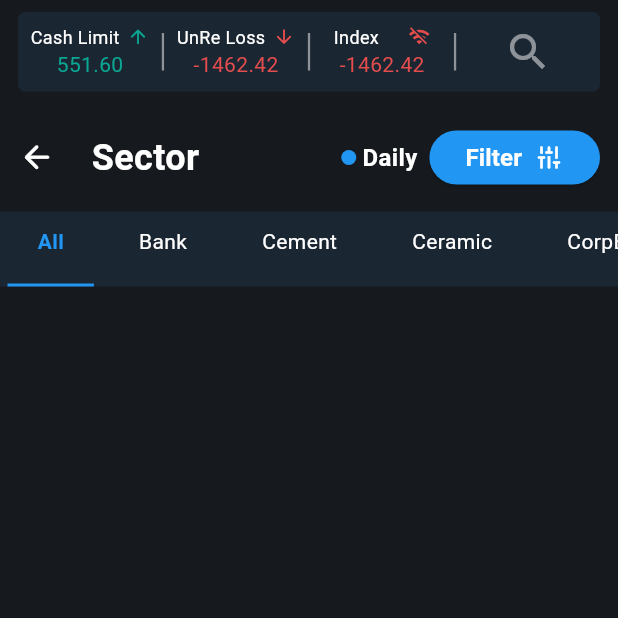
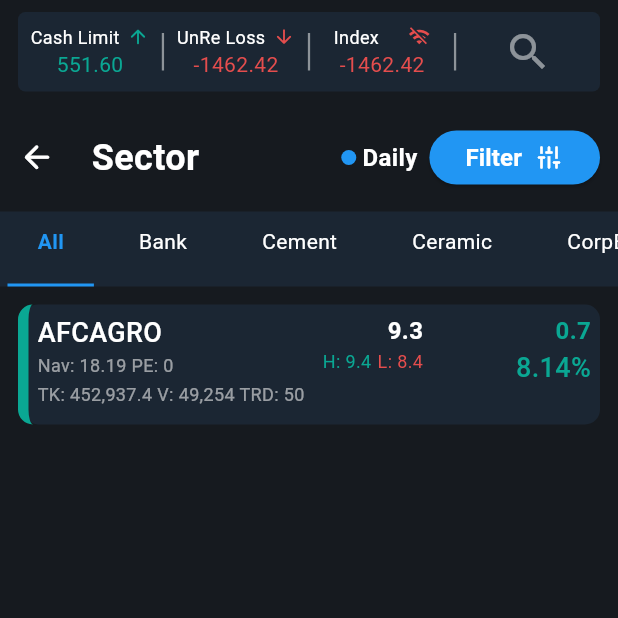
Before and after one commit to BishwayDatta1219/favorite_app, a Flutter app: the screen it shows after launch, on a phone screen of 412 x 824 dp, the top half of it. Run offline on Flutter 3.47's test engine with Material 3 defaults, Android fonts, the phone set to English and light mode, and no system bars.

Commit message:
implement dummy details in card view

```diff
--- /dev/null
+++ b/lib/favorite_card_view_details.dart
@@ -0,0 +1,127 @@
+import 'package:favorite_app/app_utlis/app_sizes.dart';
+import 'package:favorite_app/app_utlis/app_ui_const.dart';
+import 'package:flutter/material.dart';
+
+class FavoriteCardViewDetails extends StatelessWidget {
+  const FavoriteCardViewDetails({super.key});
+
+  @override
+  Widget build(BuildContext context) {
+    return Container(
+      margin: const EdgeInsets.symmetric(
+        horizontal: AppSizes.mpg12,
+        vertical: AppSizes.mpg12,
+      ),
+      width: 400,
+      height: 80,
+      decoration: BoxDecoration(
+        color: AppUIConst.moonLightBlackColor,
+        border: Border(
+          left: BorderSide(
+            width: 7,
+            color: AppUIConst.lightGreenColor,
+          ),
+        ),
+        borderRadius: BorderRadius.circular(
+          AppSizes.borderRadius10,
+        ),
+      ),
+      child: _buildCardViewDetails(),
+    );
+  }
+}
+
+_buildCardViewDetails() {
+  return Row(
+    children: [
+      //   left side detatils
+      Padding(
+        padding: const EdgeInsets.all(6.0),
+        child: Column(
+          crossAxisAlignment: CrossAxisAlignment.start,
+          children: [
+            Text(
+              "AFCAGRO",
+              style: AppUIConst.subtitleTS.copyWith(
+                color: AppUIConst.whiteColor,
+              ),
+            ),
+            Text(
+              "Nav: 18.19 PE: 0",
+              style: AppUIConst.smallTS.copyWith(
+                color: Colors.grey[200]?.withOpacity(0.6),
+              ),
+            ),
+            const SizedBox(
+              height: AppSizes.mpg2,
+            ),
+            Text(
+              "TK: 452,937.4 V: 49,254 TRD: 50",
+              style: AppUIConst.smallTS.copyWith(
+                color: Colors.grey[200]?.withOpacity(0.6),
+              ),
+            ),
+          ],
+        ),
+      ),
+
+      //   mid side detatils
+      Padding(
+        padding: const EdgeInsets.all(6.0),
+        child: Column(
+          crossAxisAlignment: CrossAxisAlignment.end,
+          children: [
+            Text(
+              "9.3",
+              style: AppUIConst.buttonTS.copyWith(
+                color: AppUIConst.whiteColor,
+              ),
+            ),
+            Row(
+              children: [
+                Text(
+                  "H: 9.4",
+                  style: AppUIConst.smallTS.copyWith(
+                    color: AppUIConst.lightGreenColor,
+                  ),
+                ),
+                const SizedBox(
+                  width: AppSizes.mpg4,
+                ),
+                Text(
+                  "L: 8.4",
+                  style: AppUIConst.smallTS.copyWith(
+                    color: AppUIConst.lightRedColor,
+                  ),
+                ),
+              ],
+            ),
+          ],
+        ),
+      ),
+      const Spacer(),
+
+      //   right side detatils
+      Padding(
+        padding: const EdgeInsets.all(6.0),
+        child: Column(
+          crossAxisAlignment: CrossAxisAlignment.end,
+          children: [
+            Text(
+              "0.7",
+              style: AppUIConst.buttonTS.copyWith(
+                color: AppUIConst.lightGreenColor,
+              ),
+            ),
+            Text(
+              "8.14%",
+              style: AppUIConst.subtitleTS.copyWith(
+                color: AppUIConst.lightGreenColor,
+              ),
+            ),
+          ],
+        ),
+      ),
+    ],
+  );
+}
--- a/lib/favorite_page.dart
+++ b/lib/favorite_page.dart
@@ -1,5 +1,6 @@
 import 'package:favorite_app/app_utlis/app_ui_const.dart';
 import 'package:favorite_app/favorite_appbar.dart';
+import 'package:favorite_app/favorite_card_view_details.dart';
 import 'package:favorite_app/favorite_menu_screen.dart';
 import 'package:favorite_app/favorite_topbar.dart';
 import 'package:flutter/material.dart';
@@ -27,8 +28,10 @@ class FavoritePage extends StatelessWidget {
             FavoriteAppbar(),
             FavoriteTopBar(),
             FavoriteMenuScreen(),
+            FavoriteCardViewDetails(),
           ],
-      )),
+        ),
+      ),
     );
   }
 }
```
Lines whose indentation alone changed are shown as unchanged.
